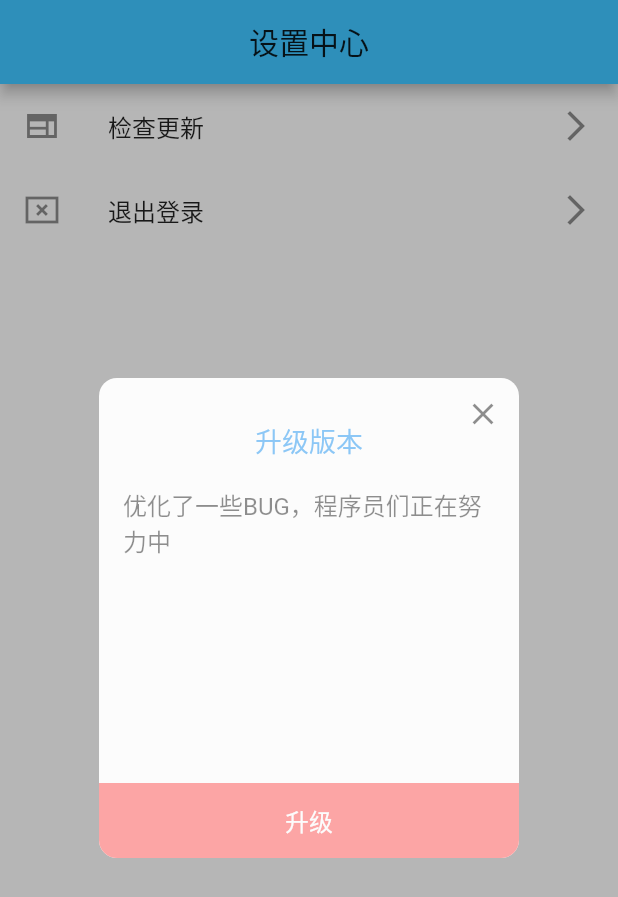
After one commit to zhaolongs/flutter-ho, a Flutter app: the SettingPage screen opened directly, after a tap on "检查更新", on a phone screen of 412 x 824 dp. The commit adds this screen. Shown: the top 897 px of the screen. Run offline on Flutter 3.47's test engine with Material 2 defaults, Android fonts, the light colour scheme and no system bars; our stand-ins replace dio, fluttertoast, package_info, permission_handler, shared_preferences, video_player and 1 more; missing offline and left inert: install_plugin_custom; accounts and stored records are empty; statements that could not run were skipped.

Commit message:
软件升级功能

```diff
--- /dev/null
+++ b/lib/src/bean/bean_version.dart
@@ -0,0 +1,27 @@
+
+
+/// 创建人： Created by zhaolong
+/// 创建时间：Created by  on 2020/7/23.
+///
+/// 创建人： Created by zhaolong
+/// 创建时间：Created by  on 2020/9/25.
+///
+/// gongzhonghao biglead
+/// https://study.163.com/instructor/1021406098.htm
+/// https://blog.csdn.net/zl18603543572
+/// https://www.toutiao.com/c/user/token/MS4wLjABAAAAYMrKikomuQJ4d-cPaeBqtAK2cQY697Pv9xIyyDhtwIM/
+
+
+class AppVersionBean {
+  bool isNeed;
+  String isForce;
+  String updateContent;
+  String packageUrl;
+
+  AppVersionBean.fromJson(Map<String, dynamic> map) {
+    this.isNeed = map["isNeed"];
+    this.isForce = map["isForce"];
+    this.updateContent = map["updateContent"];
+    this.packageUrl = map["packageUrl"];
+  }
+}
--- a/lib/src/net/http_helper.dart
+++ b/lib/src/net/http_helper.dart
@@ -11,4 +11,7 @@ class HttpHelper {
   static const String BASE_HOST = "http://192.168.0.107:8080/";
   //用户密码登录
   static const String login = BASE_HOST + "user/login";
+  //检查更新
+  static const String appVersion = BASE_HOST + "app/version";
+
 }
--- /dev/null
+++ b/lib/src/pages/common/app_upgrade.dart
@@ -0,0 +1,453 @@
+import 'dart:async';
+
+import 'package:dio/dio.dart';
+import 'package:flutter/cupertino.dart';
+import 'package:flutter/material.dart';
+import 'package:flutter/services.dart';
+import 'package:flutter_ho/src/bean/bean_version.dart';
+import 'package:flutter_ho/src/net/dio_utils.dart';
+import 'package:flutter_ho/src/utils/navigator_utils.dart';
+import 'package:flutter_ho/src/utils/toast_utils.dart';
+import 'package:install_plugin_custom/install_plugin_custom.dart';
+import 'package:package_info/package_info.dart';
+import 'package:path_provider/path_provider.dart';
+
+/// 创建人： Created by zhaolong
+/// 创建时间：Created by  on 2020/7/21.
+///
+/// 创建人： Created by zhaolong
+/// 创建时间：Created by  on 2020/9/25.
+///
+/// gongzhonghao biglead
+/// https://study.163.com/instructor/1021406098.htm
+/// https://blog.csdn.net/zl18603543572
+/// https://www.toutiao.com/c/user/token/MS4wLjABAAAAYMrKikomuQJ4d-cPaeBqtAK2cQY697Pv9xIyyDhtwIM/
+
+Future<bool> checkAppVersion(BuildContext context,
+    {bool showToast = false}) async {
+  Map<String, dynamic> map = {};
+  // ResponseInfo partResponseInfo = await DioUtils.instance.getRequest(
+  //   url: HttpHelper.appVersion,
+  //   queryParameters: map,
+  // );
+  ResponseInfo responseInfo =
+      await Future.delayed(Duration(milliseconds: 1000), () {
+    return ResponseInfo(data: {
+      "isNeed": true,
+      "updateContent": "优化了一些BUG，程序员们正在努力中",
+      "packageUrl": "http://pic.studyyoun.com/96b282d9-f82c-46fb-8767-754bd6288775.apk"
+    });
+  });
+  if (responseInfo.success) {
+    Map element = responseInfo.data;
+
+    AppVersionBean appVersionBean = AppVersionBean.fromJson(element);
+    if (appVersionBean != null) {
+      if (appVersionBean.isNeed) {
+        showAppUpgradeDialog(
+            context: context,
+            upgradText: appVersionBean.updateContent,
+            apkUrl: appVersionBean.packageUrl);
+      } else {
+        if (showToast) {
+          ToastUtils.showToast("已是最新版本");
+        }
+      }
+    } else {
+      if (showToast) {
+        ToastUtils.showToast("已是最新版本");
+      }
+      //
+    }
+  } else {
+    ToastUtils.showToast(responseInfo.message);
+  }
+
+  return Future.value(true);
+}
+
+/// lib/app/page/common/app_upgrade.dart
+///便捷显示升级弹框
+void showAppUpgradeDialog({
+  @required BuildContext context,
+  //是否强制升级
+  bool isForce = false,
+  //点击背景是否消失
+  bool isBackDismiss = false,
+  //升级提示内容
+  String upgradText = "",
+  String apkUrl = "",
+}) {
+  //通过透明的方式来打开弹框
+  NavigatorUtils.pushPageByFade(
+      context: context,
+      opaque: false,
+      targPage: //自定义的弹框页面
+          AppUpgradePage(
+        isBackDismiss: isBackDismiss,
+        isForce: isForce,
+        upgradText: upgradText,
+        apkUrl: apkUrl,
+      ));
+}
+
+/// lib/app/page/common/app_upgrade.dart
+class AppUpgradePage extends StatefulWidget {
+  //是否强制升级
+  final bool isForce;
+
+  //点击背景是否消失
+  final bool isBackDismiss;
+
+  final String upgradText;
+
+  final String apkUrl;
+
+  AppUpgradePage(
+      {this.isForce = false,
+      this.upgradText = "",
+      this.apkUrl,
+      this.isBackDismiss = false});
+
+  @override
+  _AppUpgradeState createState() => _AppUpgradeState();
+}
+
+class _AppUpgradeState extends State<AppUpgradePage> {
+  @override
+  Widget build(BuildContext context) {
+    return Scaffold(
+      // 54 透明度的黑色 0~255 0完全透明 255 不透明
+      backgroundColor: Colors.black54,
+      body: new Material(
+        type: MaterialType.transparency,
+        //监听Android设备上的返回键盘物理按钮
+        child: WillPopScope(
+          onWillPop: () async {
+            closeApp(context);
+            //这里返回true表示不拦截
+            //返回false拦截事件的向上传递
+            return Future.value(true);
+          },
+          //填充布局的容器
+          child: GestureDetector(
+            //点击背景消失
+            onTap: () {
+              //非强制升级下起作用
+              //并且用户设置了点击背景升级弹框消失
+              if (!widget.isForce && widget.isBackDismiss) {
+                closeApp(context);
+              }
+            },
+            //升级内容区域
+            child: buildBodyContainer(context),
+          ),
+        ),
+      ),
+    );
+  }
+
+  Container buildBodyContainer(BuildContext context) {
+    //充满屏幕的透明容器
+    return Container(
+      width: double.infinity,
+      height: double.infinity,
+      //线性布局
+      child: Column(
+        //子Widget水平方向居中
+        crossAxisAlignment: CrossAxisAlignment.center,
+        //子Widget垂直方向居中
+        mainAxisAlignment: MainAxisAlignment.center,
+        children: [
+          buildContainer(context),
+        ],
+      ),
+    );
+  }
+
+  ///构建白色区域的弹框
+  Widget buildContainer(BuildContext context) {
+    return ClipRRect(
+      //裁剪的圆角背景
+      borderRadius: BorderRadius.all(
+        Radius.circular(12),
+      ),
+      child: Container(
+        width: 280, height: 320,
+        color: Colors.white,
+        //弹框标题、内容、按钮 线性排列
+        child: buildColumn(context),
+      ),
+    );
+  }
+
+  //白色圆角框中线性排列的升级说明
+  Column buildColumn(BuildContext context) {
+    return Column(
+      mainAxisAlignment: MainAxisAlignment.start,
+      //包裹子Widget
+      mainAxisSize: MainAxisSize.min,
+      children: [
+        //显示标题
+        buildHeaderWidget(context),
+        SizedBox(
+          height: 12,
+        ),
+        //中间显示的更新内容 可滑动
+        Expanded(
+          child: SingleChildScrollView(
+            child: Container(
+              padding: EdgeInsets.only(left: 16, right: 14),
+              child: Text(
+                "${widget.upgradText}",
+                style: TextStyle(fontSize: 16),
+              ),
+            ),
+          ),
+        ),
+        //底部的按钮区域
+        buildBottomButton()
+      ],
+    );
+  }
+
+  //底部的按钮区域  构建StreamBuilder
+  StreamBuilder<double> buildBottomButton() {
+    return StreamBuilder<double>(
+      stream: _streamController.stream,
+      initialData: 0.0,
+      builder: (BuildContext context, AsyncSnapshot<double> snapshot) {
+        return Container(
+          child: Stack(
+            children: [
+              //自定义按钮
+              buildMaterial(context, snapshot),
+              //结合 Align 实现的裁剪动画
+              ClipRect(
+                child: Align(
+                  alignment: Alignment.centerLeft,
+                  widthFactor: snapshot.data,
+                  child: Container(
+                    width: MediaQuery.of(context).size.width,
+                    height: 50,
+                    color: Colors.white.withOpacity(0.5),
+                  ),
+                ),
+              )
+            ],
+          ),
+        );
+      },
+    );
+  }
+
+  //自定义按钮
+  Material buildMaterial(BuildContext context, AsyncSnapshot<double> snapshot) {
+    return Material(
+      color: Colors.redAccent,
+      child: Ink(
+        child: InkWell(
+          //点击事件
+          onTap: onTapFunction,
+          child: Container(
+            alignment: Alignment.center,
+            width: MediaQuery.of(context).size.width,
+            height: 50,
+            child: Text(
+              //不同状态显示不同的文本内容
+              buildButtonText(snapshot.data),
+              style: TextStyle(fontSize: 16, color: Colors.white),
+            ),
+          ),
+        ),
+      ),
+    );
+  }
+
+  //一个标题 、一个按钮
+  Container buildHeaderWidget(BuildContext context) {
+    return Container(
+      height: 60,
+      width: MediaQuery.of(context).size.width,
+      child: Stack(
+        children: [
+          Positioned(
+            left: 0,
+            right: 0,
+            top: 28,
+            child: Text(
+              "升级版本",
+              textAlign: TextAlign.center,
+              style: TextStyle(fontSize: 18, color: Colors.blue),
+            ),
+          ),
+          //右上角
+          Positioned(
+            right: 0,
+            child: CloseButton(
+              onPressed: () {
+                closeApp(context);
+              },
+            ),
+          )
+        ],
+      ),
+    );
+  }
+
+  void closeApp(BuildContext context) {
+    //最好是有一个再次点击时间控制
+    //笔者这里省略
+    //如果正在下载中 取消网络请求
+    if (_cancelToken != null && !_cancelToken.isCancelled) {
+      //取消下载
+      _cancelToken.cancel();
+    }
+    //如果是强制升级 点击物理返回键退出应用程序
+    if (widget.isForce) {
+      SystemChannels.platform.invokeMethod('SystemNavigator.pop');
+    } else {
+      Navigator.of(context).pop();
+    }
+  }
+
+  StreamController<double> _streamController = new StreamController();
+
+  //当前状态
+  InstallStatues _installStatues = InstallStatues.none;
+
+  //apk保存的路径
+  String appLocalPath;
+
+  CancelToken _cancelToken;
+
+  ///使用dio 下载文件
+  void downApkFunction() async {
+    // 申请写文件权限 一般在应用第一次打开里就申请
+    // 这里可以省略
+    ///手机储存目录
+    String savePath = await getPhoneLocalPath();
+    String appName = "rk.apk";
+
+    //创建DIO
+    Dio dio = new Dio();
+    //取消网络请求标识
+    _cancelToken = new CancelToken();
+
+    //Apk下载保存本地路径
+    appLocalPath = "$savePath$appName";
+
+    try {
+      //参数一 文件的网络储存URL
+      //参数二 下载的本地目录文件
+      //参数三 取消标识
+      //参数四 下载监听
+      Response response = await dio.download(widget.apkUrl, appLocalPath,
+          cancelToken: _cancelToken, onReceiveProgress: (received, total) {
+        if (total != -1) {
+          ///当前下载的百分比例
+          print((received / total * 100).toStringAsFixed(0) + "%");
+          // CircularProgressIndicator(value: currentProgress,) 进度 0-1
+          _streamController.add(received / total);
+          setState(() {});
+        }
+      });
+      print("下载完成");
+      setState(() {
+        _streamController.add(0.0);
+      });
+      _installStatues = InstallStatues.downFinish;
+      installApkFunction();
+    } catch (e) {
+      print('${e.toString()}');
+      //取消网络请求
+      //下载失败都会在这回调
+      //可自行处理
+      _installStatues = InstallStatues.downFaile;
+      setState(() {});
+    }
+  }
+
+  ///获取手机的存储目录路径
+  ///getExternalStorageDirectory() 获取的是
+  ///     android 的外部存储 （External Storage）
+  /// getApplicationDocumentsDirectory 获取的是
+  ///     ios 的Documents` or `Downloads` 目录
+  Future<String> getPhoneLocalPath() async {
+    final directory = Theme.of(context).platform == TargetPlatform.android
+        ? await getExternalStorageDirectory()
+        : await getApplicationDocumentsDirectory();
+    return directory.path;
+  }
+
+  void installApkFunction() async {
+    //获取当前App的版本信息
+    PackageInfo packageInfo = await PackageInfo.fromPlatform();
+    String packageName = packageInfo.packageName;
+    //开始安装
+    InstallPluginCustom.installApk(appLocalPath, packageName)
+        .then((result) {
+      print('install apk $result');
+    }).catchError((error) {
+      //安装失败
+      _installStatues = InstallStatues.installFaile;
+      setState(() {});
+    });
+  }
+
+  String buildButtonText(double progress) {
+    String buttonText = "";
+    switch (_installStatues) {
+      case InstallStatues.none:
+        buttonText = '升级';
+        break;
+      case InstallStatues.downing:
+        buttonText = '下载中' + (progress * 100).toStringAsFixed(0) + "%";
+        break;
+      case InstallStatues.downFinish:
+        buttonText = '点击安装';
+        break;
+      case InstallStatues.downFaile:
+        buttonText = '重新下载';
+        break;
+      case InstallStatues.installFaile:
+        buttonText = '重新安装';
+        break;
+    }
+    return buttonText;
+  }
+
+  void onTapFunction() {
+    //如果是iOS手机就跳转APPStore
+    if (Theme.of(context).platform == TargetPlatform.iOS) {
+      InstallPluginCustom.gotoAppStore(
+          "https://apps.apple.com/cn/app/id1453826566");
+      return;
+    }
+    //第一次下载
+    //下载失败点击重试
+    if (_installStatues == InstallStatues.none ||
+        _installStatues == InstallStatues.downFaile) {
+      _installStatues = InstallStatues.downing;
+      downApkFunction();
+    } else if (_installStatues == InstallStatues.downFinish ||
+        _installStatues == InstallStatues.installFaile) {
+      //安装失败时
+      //下载完成时 点击触发安装
+      installApkFunction();
+    }
+  }
+}
+
+enum InstallStatues {
+  //无状态
+  none,
+  //下载中
+  downing,
+  //下载完成
+  downFinish,
+  //下载失败
+  downFaile,
+  //安装失败
+  installFaile,
+}
--- a/lib/src/pages/mine/setting_page.dart
+++ b/lib/src/pages/mine/setting_page.dart
@@ -1,8 +1,13 @@
+import 'dart:io';
+
 import 'package:flutter/cupertino.dart';
 import 'package:flutter/material.dart';
+import 'package:flutter_ho/src/pages/common/app_upgrade.dart';
 import 'package:flutter_ho/src/pages/common/user_helper.dart';
 import 'package:flutter_ho/src/pages/login/login_page.dart';
+import 'package:flutter_ho/src/utils/log_utils.dart';
 import 'package:flutter_ho/src/utils/navigator_utils.dart';
+import 'package:package_info/package_info.dart';
 
 /// 创建人： Created by zhaolong
 /// 创建时间：Created by  on 2020/12/28.
@@ -28,6 +33,9 @@ class _SettingPageState extends State<SettingPage> {
       ),
       body: ListView(
         children: [
+          //检查更新功能
+          buildCheckVersion(),
+          //退出登录
           buildLoginWidget(),
         ],
       ),
@@ -81,9 +89,42 @@ class _SettingPageState extends State<SettingPage> {
         },
         context: context);
 
-    if(isExit){
+    if (isExit) {
       UserHepler.getInstance.clear();
       Navigator.of(context).pop(true);
     }
   }
+
+  buildCheckVersion() {
+    //第二部分检查更新功能
+    if (Platform.isAndroid) {
+      return ListTile(
+        leading: Icon(Icons.web_sharp),
+        title: Text("检查更新"),
+        trailing: Icon(Icons.arrow_forward_ios),
+        onTap: () {
+          check();
+        },
+      );
+    } else {
+      return Container();
+    }
+  }
+
+  void check() async {
+    //获取当前App的版本信息
+    PackageInfo packageInfo = await PackageInfo.fromPlatform();
+
+    String appName = packageInfo.appName;
+    String packageName = packageInfo.packageName;
+    String version = packageInfo.version;
+    String buildNumber = packageInfo.buildNumber;
+
+    LogUtils.e("appName $appName");
+    LogUtils.e("packageName $packageName");
+    LogUtils.e("version $version");
+    LogUtils.e("buildNumber $buildNumber");
+
+    checkAppVersion(context, showToast: true);
+  }
 }
```
Also changed, not shown: pubspec.yaml (+7 -0 lines), pubspec.lock.
